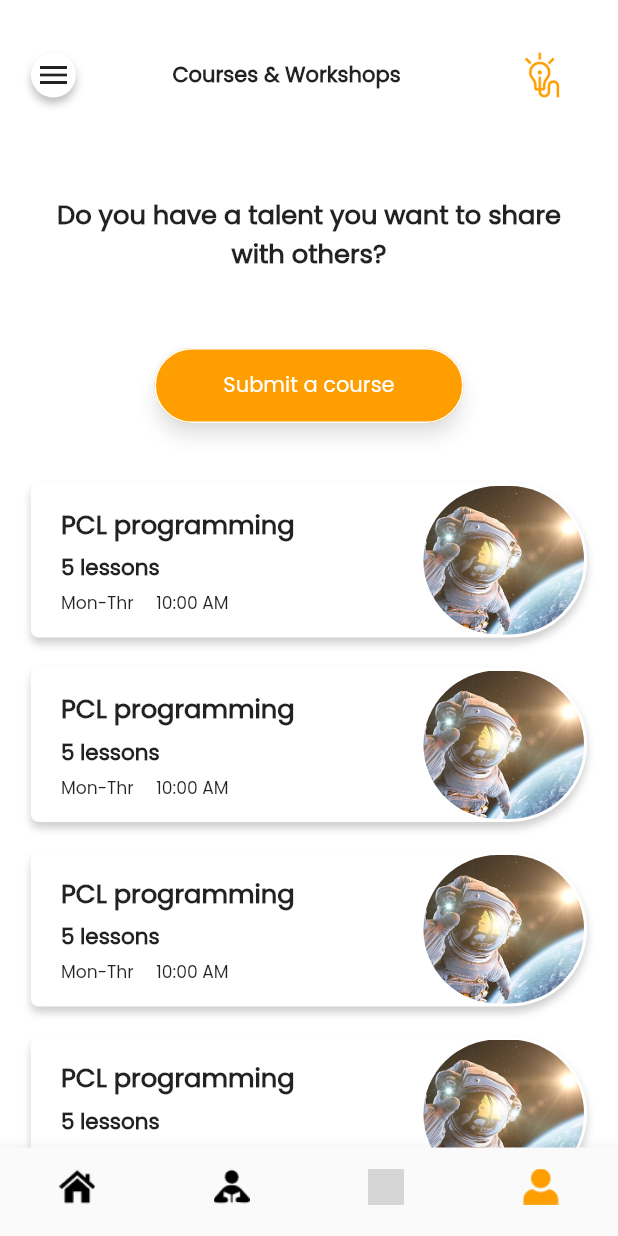
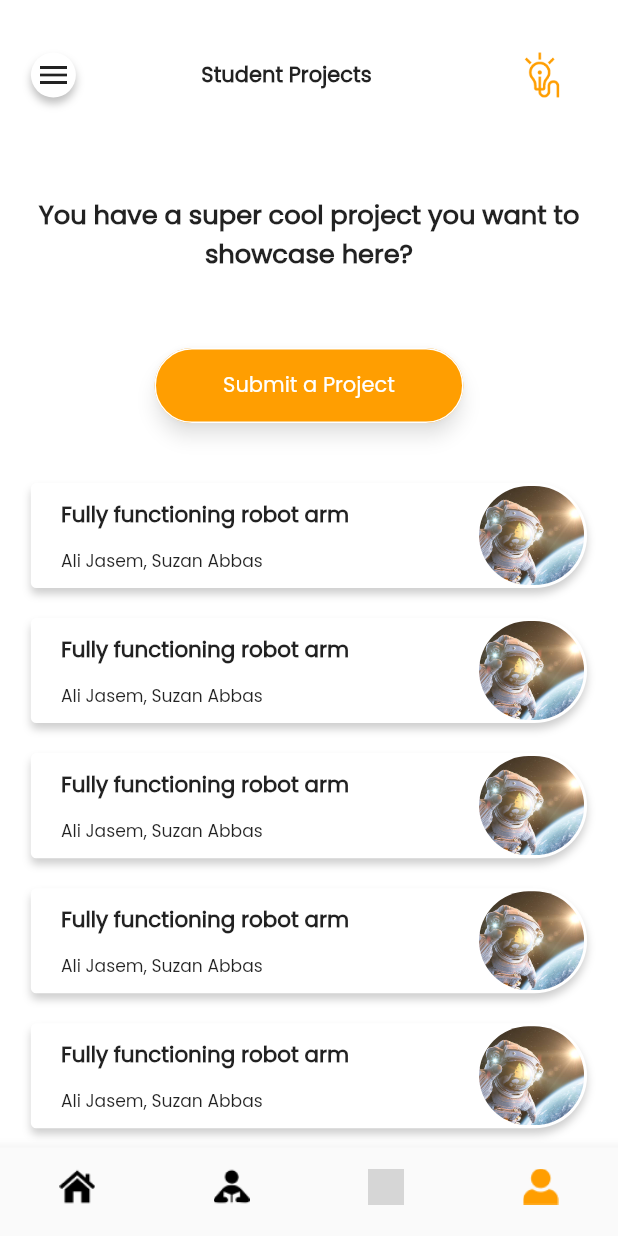
Before and after one commit to axelabbas/isc_app, a Flutter app: the screen it shows after launch, item 4 of the bottom bar chosen, on a phone screen of 412 x 824 dp. Run offline on Flutter 3.47's test engine with Material 2 defaults, Android fonts, the phone set to English and light mode, and no system bars; grey boxes are pictures that could not be loaded.

Commit message:
Finished student projects

```diff
--- a/lib/views/screens/bottomNavBar.dart
+++ b/lib/views/screens/bottomNavBar.dart
@@ -3,6 +3,7 @@ import 'package:iscapp/models/colorsClass.dart';
 import 'package:iscapp/views/screens/coursesScreen.dart';
 import 'package:iscapp/views/screens/homeScreen.dart';
 import 'package:iscapp/views/screens/profileScreen.dart';
+import 'package:iscapp/views/screens/studentProjectsScreen.dart';
 
 class bottomNav extends StatefulWidget {
   const bottomNav({super.key});
@@ -17,7 +18,7 @@ class _bottomNavState extends State<bottomNav> {
     homeScreen(),
     profileScreen(),
     coursesScreen(),
-    // profileScreen(),
+    studentProjectsScreen(),
   ];
   PageController _pageController = PageController(initialPage: 0);
 
--- a/lib/views/screens/profileScreen.dart
+++ b/lib/views/screens/profileScreen.dart
@@ -18,7 +18,8 @@ class _profileScreenState extends State<profileScreen>
   Widget build(BuildContext context) {
     super.build(context);
 
-    return Padding(
+    return SingleChildScrollView(
+      child: Padding(
         padding: const EdgeInsets.symmetric(horizontal: 25.0),
         child: Column(
           children: [
@@ -51,8 +52,8 @@ class _profileScreenState extends State<profileScreen>
               mainAxisAlignment: MainAxisAlignment.center,
               crossAxisAlignment: CrossAxisAlignment.center,
               children: [
-              statsCardWidget(
-                  "assets/images/icons/taskList.png", "26", "Signups", context),
+                statsCardWidget("assets/images/icons/taskList.png", "26",
+                    "Signups", context),
                 SizedBox(
                   width: 20,
                 ),
@@ -84,6 +85,7 @@ class _profileScreenState extends State<profileScreen>
                 "assets/images/icons/Workshhop.png", "2", "Courses presented"),
           ],
         ),
+      ),
     );
   }
 }
--- /dev/null
+++ b/lib/views/screens/studentProjectsScreen.dart
@@ -0,0 +1,83 @@
+import 'package:flutter/material.dart';
+import 'package:iscapp/models/colorsClass.dart';
+import 'package:iscapp/views/widgets/appBarWidget.dart';
+import 'package:iscapp/views/widgets/studentProjectsWidgets/studentProjectWidget.dart';
+
+class studentProjectsScreen extends StatefulWidget {
+  const studentProjectsScreen({super.key});
+
+  @override
+  State<studentProjectsScreen> createState() => _studentProjectsScreenState();
+}
+
+class AdaptiveTextSize {
+  const AdaptiveTextSize();
+
+  getadaptiveTextSize(BuildContext context, dynamic value) {
+    // 720 is medium screen height
+    return (value / 720) * MediaQuery.of(context).size.width;
+  }
+}
+
+class _studentProjectsScreenState extends State<studentProjectsScreen> {
+  @override
+  Widget build(BuildContext context) {
+    return SingleChildScrollView(
+      child: Padding(
+        padding: EdgeInsets.symmetric(
+            horizontal: MediaQuery.of(context).size.width * 0.05, vertical: 20),
+        child: Column(
+          children: [
+            appBarWidget("Student Projects"),
+            SizedBox(
+              height: 50,
+            ),
+            Text(
+              "You have a super cool project you want to showcase here?",
+              textAlign: TextAlign.center,
+              style: TextStyle(
+                fontWeight: FontWeight.bold,
+                fontSize: AdaptiveTextSize().getadaptiveTextSize(context, 30),
+              ),
+            ),
+            SizedBox(
+              height: 50,
+            ),
+            Container(
+              // margin: EdgeInsets.symmetric(vertical: 20),
+              height: 50,
+              width: MediaQuery.of(context).size.width * 0.5,
+              child: ElevatedButton(
+                  style: ElevatedButton.styleFrom(
+                    shadowColor: Colors.black.withOpacity(0.5),
+                    elevation: 5,
+                    side: BorderSide(width: 1.0, color: Colors.white),
+                    backgroundColor: myColors.primaryColor,
+                    shape: RoundedRectangleBorder(
+                      borderRadius: BorderRadius.circular(25),
+                    ),
+                  ),
+                  onPressed: () {},
+                  child: Center(
+                    child: Text("Submit a Project"),
+                  )),
+            ),
+            SizedBox(
+              height: 30,
+            ),
+            ListView.builder(
+              shrinkWrap: true,
+              physics: NeverScrollableScrollPhysics(),
+              itemCount: 5, // Replace with your actual item count
+              itemBuilder: (context, index) {
+                return studentProjectWidget(context,
+                    "Fully functioning robot arm", "Ali Jasem, Suzan Abbas");
+              },
+            ),
+            Text("test")
+          ],
+        ),
+      ),
+    );
+  }
+}
--- /dev/null
+++ b/lib/views/widgets/studentProjectsWidgets/studentProjectWidget.dart
@@ -0,0 +1,73 @@
+import 'package:flutter/material.dart';
+
+import 'package:iscapp/views/screens/coursesScreen.dart';
+
+studentProjectWidget(context, title, students) {
+  return Container(
+    height: MediaQuery.of(context).size.width * 0.17,
+    margin: EdgeInsets.symmetric(vertical: 10),
+    decoration: BoxDecoration(
+      color: Colors.white,
+      borderRadius: BorderRadius.only(
+        topLeft: Radius.circular(10),
+        bottomLeft: Radius.circular(10),
+        topRight: Radius.circular(100),
+        bottomRight: Radius.circular(100),
+      ),
+      boxShadow: [
+        BoxShadow(
+          color: Colors.grey.withOpacity(0.5),
+          spreadRadius: 0,
+          blurRadius: 4,
+          offset: Offset(0, 4), // changes position of shadow
+        ),
+      ],
+    ),
+    child: Row(
+      mainAxisAlignment: MainAxisAlignment.spaceBetween,
+      children: [
+        Container(
+          padding: EdgeInsets.only(left: 20, top: 10, bottom: 10),
+          child: Container(
+            width: MediaQuery.of(context).size.width * 0.5,
+            child: Column(
+                mainAxisAlignment: MainAxisAlignment.spaceBetween,
+                crossAxisAlignment: CrossAxisAlignment.start,
+                children: [
+                  Text(title,
+                      maxLines: 4,
+                      overflow: TextOverflow.ellipsis,
+                      textAlign: TextAlign.justify,
+                      style: TextStyle(
+                          fontSize: AdaptiveTextSize()
+                              .getadaptiveTextSize(context, 25),
+                          fontWeight: FontWeight.bold)),
+                  Text(students,
+                      maxLines: 2,
+                      overflow: TextOverflow.ellipsis,
+                      textAlign: TextAlign.justify,
+                      style: TextStyle(
+                          fontSize: AdaptiveTextSize()
+                              .getadaptiveTextSize(context, 20),
+                          fontWeight: FontWeight.w400)),
+                ]),
+          ),
+        ),
+        SizedBox(
+          width: 10,
+        ),
+        Container(
+          margin: EdgeInsets.only(right: 2, top: 2, bottom: 2),
+          height: MediaQuery.of(context).size.width * 0.17,
+          width: MediaQuery.of(context).size.width * 0.17,
+          decoration: BoxDecoration(
+              image: DecorationImage(
+                image: AssetImage("assets/images/spaceman.jpg"),
+                fit: BoxFit.cover,
+              ),
+              borderRadius: BorderRadius.circular(100)),
+        ),
+      ],
+    ),
+  );
+}
--- a/lib/views/widgets/workshopsWidgets.dart/courseWidget.dart
+++ b/lib/views/widgets/workshopsWidgets.dart/courseWidget.dart
@@ -2,10 +2,8 @@ import 'package:flutter/material.dart';
 import 'package:iscapp/views/screens/coursesScreen.dart';
 
 courseWidget(context, title, lessonCount, startDay, endDay, time) {
-  double imgSize = MediaQuery.of(context).size.width * 0.26;
-
   return Container(
-    height: MediaQuery.of(context).size.width * 0.25,
+    height: MediaQuery.of(context).size.width * 0.17,
     margin: EdgeInsets.symmetric(vertical: 10),
     decoration: BoxDecoration(
       color: Colors.white,
@@ -37,7 +35,7 @@ courseWidget(context, title, lessonCount, startDay, endDay, time) {
                   overflow: TextOverflow.ellipsis,
                   style: TextStyle(
                       fontSize:
-                          AdaptiveTextSize().getadaptiveTextSize(context, 30),
+                          AdaptiveTextSize().getadaptiveTextSize(context, 25),
                       fontWeight: FontWeight.bold)),
               Text(
                 overflow: TextOverflow.ellipsis,
@@ -45,7 +43,7 @@ courseWidget(context, title, lessonCount, startDay, endDay, time) {
                 style: TextStyle(
                     fontWeight: FontWeight.w600,
                     fontSize:
-                        AdaptiveTextSize().getadaptiveTextSize(context, 25)),
+                        AdaptiveTextSize().getadaptiveTextSize(context, 22)),
               ),
               Row(
                 children: [
@@ -76,8 +74,10 @@ courseWidget(context, title, lessonCount, startDay, endDay, time) {
         ),
         Container(
           margin: EdgeInsets.only(right: 2, top: 2, bottom: 2),
-          height: imgSize, //> 100 ? 100 : imgSize,
-          width: imgSize, //> 100 ? 100 : imgSize,
+          height:
+              MediaQuery.of(context).size.width * 0.17, //> 100 ? 100 : imgSize,
+          width:
+              MediaQuery.of(context).size.width * 0.17, //> 100 ? 100 : imgSize,
           decoration: BoxDecoration(
               image: DecorationImage(
                 image: AssetImage("assets/images/spaceman.jpg"),
```
Lines whose indentation alone changed are shown as unchanged.
